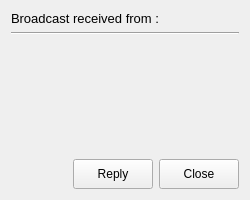
MariusDec/Lan-Messenger, file lmc/src/broadcastdisplaywindow.ui: the form before one commit.
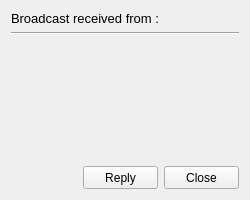
The form after the commit. Custom widgets are drawn as their Qt base class.

Diff of the .ui file:
```diff
--- a/lmc/src/broadcastdisplaywindow.ui
+++ b/lmc/src/broadcastdisplaywindow.ui
@@ -52,8 +52,8 @@
      </property>
      <property name="minimumSize">
       <size>
-       <width>80</width>
-       <height>30</height>
+       <width>75</width>
+       <height>23</height>
       </size>
      </property>
      <property name="text">
@@ -71,8 +71,8 @@
      </property>
      <property name="minimumSize">
       <size>
-       <width>80</width>
-       <height>30</height>
+       <width>75</width>
+       <height>23</height>
       </size>
      </property>
      <property name="text">
```
